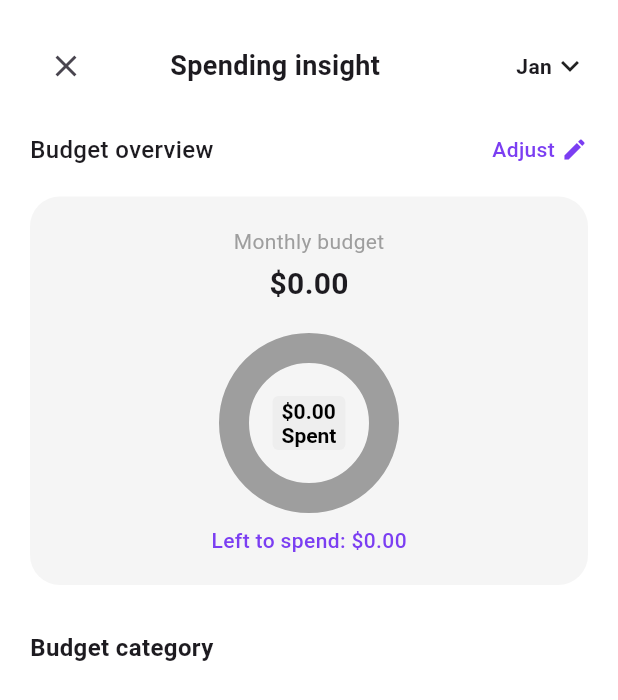
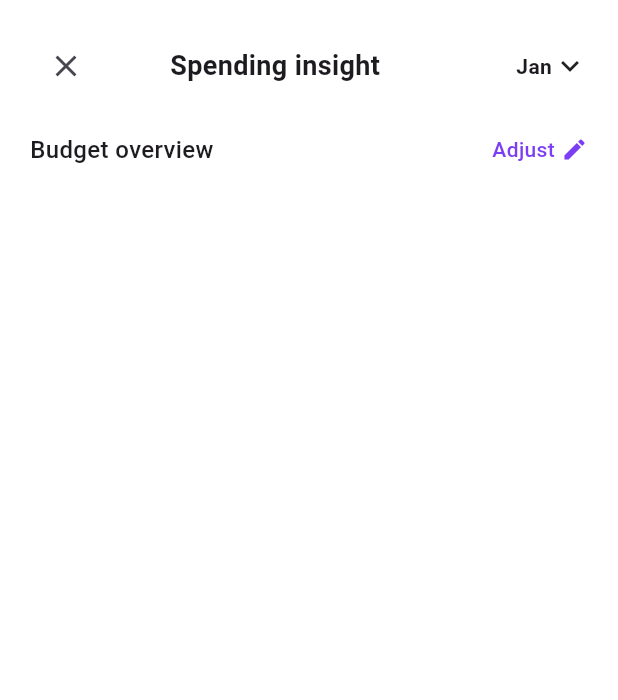
Before and after one commit to priyamtripathiii03/fintrackapp, a Flutter app: the BudgetOverviewScreen screen opened by its route, on a phone screen of 412 x 824 dp. Shown: the top 700 px of the screen. Run offline on Flutter 3.47's test engine with Material 3 defaults, Android fonts, the light colour scheme and no system bars; drawn by our look-alikes of pie_chart; our stand-ins replace percent_indicator; network calls fail.

Commit message:
17-07-2025

```diff
--- a/lib/views/budget_over_view_screen.dart
+++ b/lib/views/budget_over_view_screen.dart
@@ -81,7 +81,8 @@ class BudgetOverviewScreen extends StatelessWidget {
             ),
             const SizedBox(height: 20),
 
-            // Pie Chart Card
+            // Show Pie Chart only if categories are not empty
+            if (categories.isNotEmpty)
               Container(
                 padding: const EdgeInsets.all(20),
                 decoration: BoxDecoration(
@@ -121,13 +122,15 @@ class BudgetOverviewScreen extends StatelessWidget {
                   ],
                 ),
               ),
-            const SizedBox(height: 30),
+            if (categories.isNotEmpty) const SizedBox(height: 30),
 
+            if (categories.isNotEmpty)
               const Text("Budget category",
                   style: TextStyle(fontWeight: FontWeight.bold, fontSize: 16)),
-            const SizedBox(height: 20),
+            if (categories.isNotEmpty) const SizedBox(height: 20),
 
             // Dynamic category tiles
+            if (categories.isNotEmpty)
               ...categories.map((cat) => categoryTile(
                 cat.name,
                 "3 transactions", // You can customize this later
```
Lines whose indentation alone changed are shown as unchanged.
